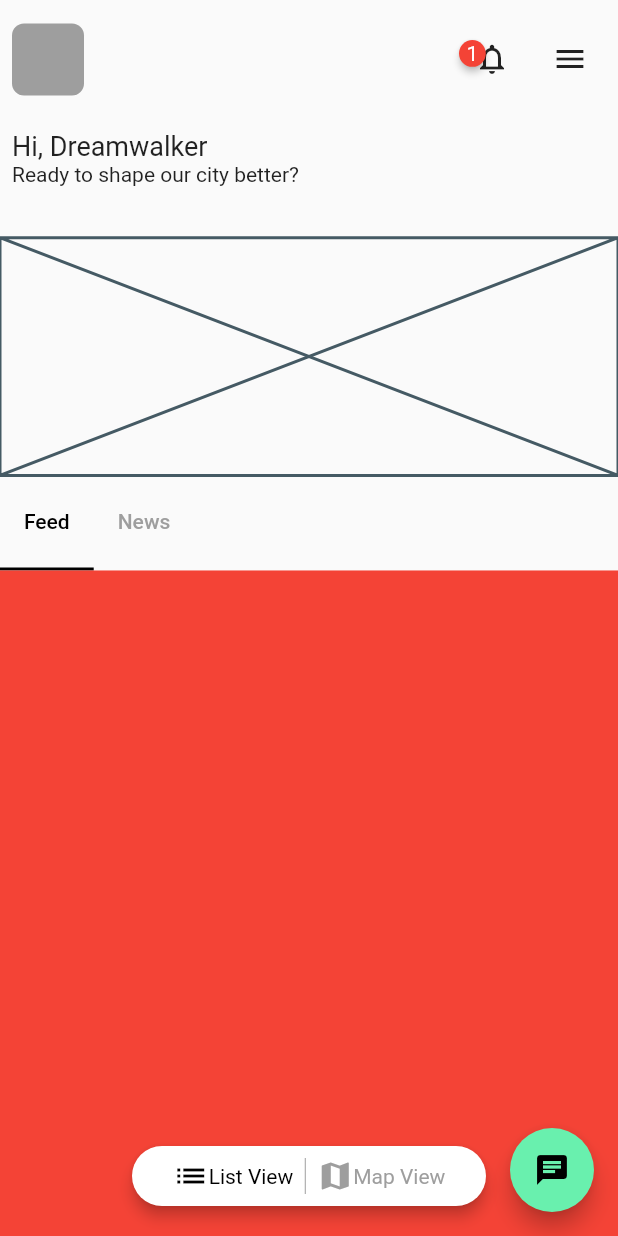
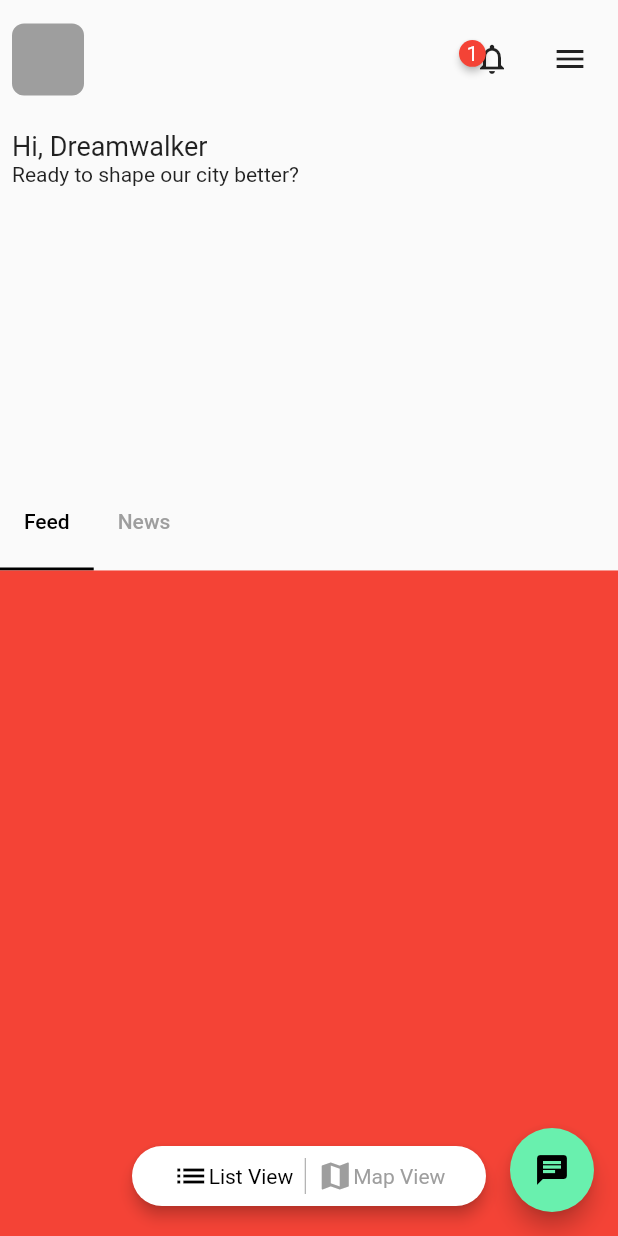
Before and after one commit to JAICHANGPARK/flutter_notebook_11th_story, a Flutter app: the screen it shows after launch, on a phone screen of 412 x 824 dp. Run offline on Flutter 3.47's test engine with Material 2 defaults, Android fonts, the phone set to English and light mode, and no system bars; drawn by our look-alikes of badges; our stand-ins replace backdrop, flutter_inner_drawer, flutter_slidable, flutter_swiper, google_fonts.

Commit message:
Update irys_home_page.dart

```diff
--- a/lib/ep727_irys_mobile_app/ui/irys_home_page.dart
+++ b/lib/ep727_irys_mobile_app/ui/irys_home_page.dart
@@ -82,14 +82,13 @@ class _IrysHomePageState extends State<IrysHomePage> with SingleTickerProviderSt
                                   ),
                                   Text(
                                     "Ready to shape our city better?",
-                                    style: TextStyle(
-
-                                    ),
+                                    style: TextStyle(),
                                   )
                                 ],
                               ),
                             )),
-                        Expanded(flex: 6, child: Placeholder()),
+                        Expanded(flex: 6,
+                            child: ListView()),
                       ],
                     )),
                 Expanded(
```
